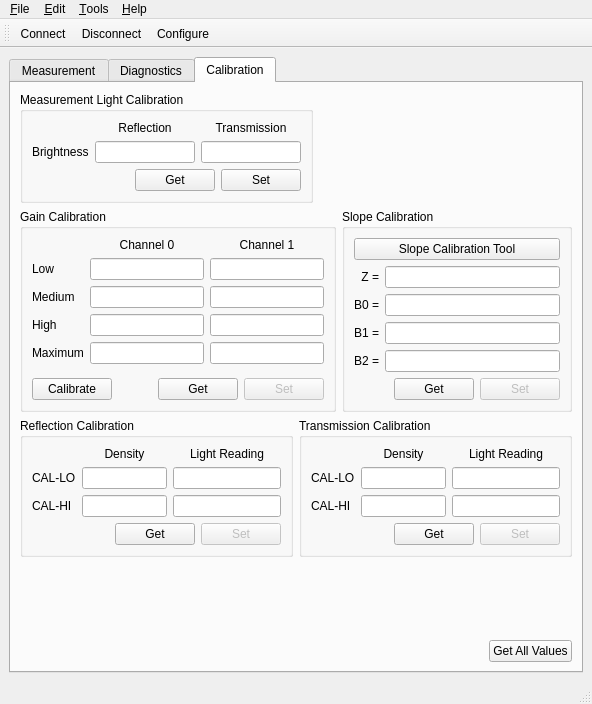
Old version of the form software/desktop/src/mainwindow.ui in the repository dektronics/printalyzer-uvdensitometer.
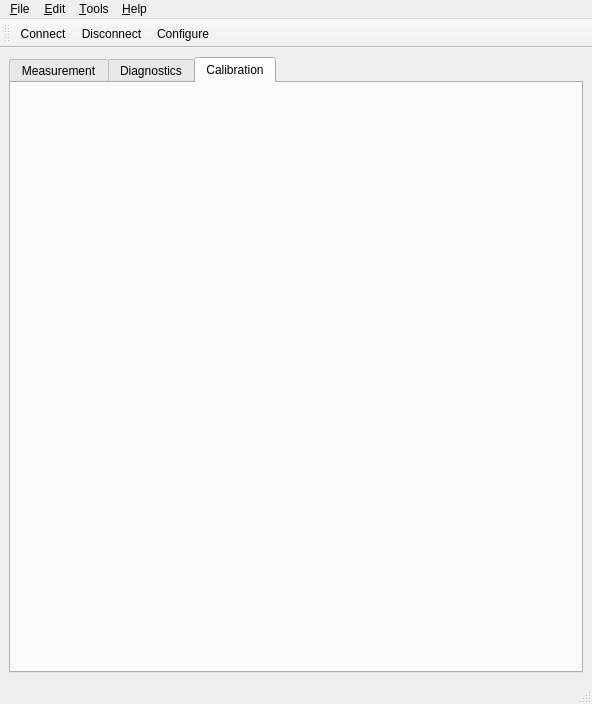
New version of the form. The open tabs and pages were chosen to show the change. Icons and pictures are not drawn.

Commit message: Moved calibration tab into separate class

```diff
--- a/software/desktop/src/mainwindow.ui
+++ b/software/desktop/src/mainwindow.ui
@@ -309,699 +309,9 @@
        <attribute name="title">
         <string>Calibration</string>
        </attribute>
-       <layout class="QVBoxLayout" name="verticalLayout_10" stretch="0,0,0,1,0">
-        <item>
-         <layout class="QHBoxLayout" name="horizontalLayout_13">
-          <item>
-           <widget class="QGroupBox" name="lightGroupBox">
-            <property name="sizePolicy">
-             <sizepolicy hsizetype="Minimum" vsizetype="Minimum">
-              <horstretch>0</horstretch>
-              <verstretch>0</verstretch>
-             </sizepolicy>
-            </property>
-            <property name="title">
-             <string>Measurement Light Calibration</string>
-            </property>
-            <layout class="QVBoxLayout" name="verticalLayout_14">
-             <item>
-              <layout class="QGridLayout" name="gridLayout" columnstretch="0,1,1">
-               <item row="1" column="2">
-                <widget class="QLabel" name="tranLightLabel">
-                 <property name="text">
-                  <string>Transmission</string>
-                 </property>
-                 <property name="alignment">
-                  <set>Qt::AlignCenter</set>
-                 </property>
-                </widget>
-               </item>
-               <item row="2" column="0">
-                <widget class="QLabel" name="brightnessLabel">
-                 <property name="text">
-                  <string>Brightness</string>
-                 </property>
-                 <property name="alignment">
-                  <set>Qt::AlignLeading|Qt::AlignLeft|Qt::AlignVCenter</set>
-                 </property>
-                </widget>
-               </item>
-               <item row="1" column="1">
-                <widget class="QLabel" name="reflLightLabel">
-                 <property name="text">
-                  <string>Reflection</string>
-                 </property>
-                 <property name="alignment">
-                  <set>Qt::AlignCenter</set>
-                 </property>
-                </widget>
-               </item>
-               <item row="2" column="1">
-                <widget class="QLineEdit" name="reflLightLineEdit">
-                 <property name="sizePolicy">
-                  <sizepolicy hsizetype="Expanding" vsizetype="Fixed">
-                   <horstretch>0</horstretch>
-                   <verstretch>0</verstretch>
-                  </sizepolicy>
-                 </property>
-                 <property name="maximumSize">
-                  <size>
-                   <width>100</width>
-                   <height>16777215</height>
-                  </size>
-                 </property>
-                 <property name="maxLength">
-                  <number>3</number>
-                 </property>
-                 <property name="alignment">
-                  <set>Qt::AlignLeading|Qt::AlignLeft|Qt::AlignVCenter</set>
-                 </property>
-                </widget>
-               </item>
-               <item row="2" column="2">
-                <widget class="QLineEdit" name="tranLightLineEdit">
-                 <property name="sizePolicy">
-                  <sizepolicy hsizetype="Expanding" vsizetype="Fixed">
-                   <horstretch>0</horstretch>
-                   <verstretch>0</verstretch>
-                  </sizepolicy>
-                 </property>
-                 <property name="maximumSize">
-                  <size>
-                   <width>100</width>
-                   <height>16777215</height>
-                  </size>
-                 </property>
-                 <property name="maxLength">
-                  <number>3</number>
-                 </property>
-                 <property name="alignment">
-                  <set>Qt::AlignLeading|Qt::AlignLeft|Qt::AlignVCenter</set>
-                 </property>
-                </widget>
-               </item>
-              </layout>
-             </item>
-             <item>
-              <layout class="QHBoxLayout" name="horizontalLayout_14">
-               <item>
-                <spacer name="horizontalSpacer_8">
-                 <property name="orientation">
-                  <enum>Qt::Horizontal</enum>
-                 </property>
-                 <property name="sizeHint" stdset="0">
-                  <size>
-                   <width>40</width>
-                   <height>20</height>
-                  </size>
-                 </property>
-                </spacer>
-               </item>
-               <item>
-                <widget class="QPushButton" name="lightGetPushButton">
-                 <property name="text">
-                  <string>Get</string>
-                 </property>
-                </widget>
-               </item>
-               <item>
-                <widget class="QPushButton" name="lightSetPushButton">
-                 <property name="text">
-                  <string>Set</string>
-                 </property>
-                </widget>
-               </item>
-              </layout>
-             </item>
-            </layout>
-           </widget>
-          </item>
-          <item>
-           <spacer name="horizontalSpacer_6">
-            <property name="orientation">
-             <enum>Qt::Horizontal</enum>
-            </property>
-            <property name="sizeHint" stdset="0">
-             <size>
-              <width>40</width>
-              <height>20</height>
-             </size>
-            </property>
-           </spacer>
-          </item>
-         </layout>
-        </item>
-        <item>
-         <layout class="QHBoxLayout" name="horizontalLayout_6" stretch="0,0">
-          <property name="sizeConstraint">
-           <enum>QLayout::SetDefaultConstraint</enum>
-          </property>
-          <item>
-           <widget class="QGroupBox" name="gainGroupBox">
-            <property name="sizePolicy">
-             <sizepolicy hsizetype="Preferred" vsizetype="Minimum">
-              <horstretch>0</horstretch>
-              <verstretch>0</verstretch>
-             </sizepolicy>
-            </property>
-            <property name="title">
-             <string>Gain Calibration</string>
-            </property>
-            <layout class="QVBoxLayout" name="verticalLayout_7">
-             <item>
-              <layout class="QGridLayout" name="gridLayout_4">
-               <item row="1" column="1">
-                <widget class="QLineEdit" name="low0LineEdit">
-                 <property name="readOnly">
-                  <bool>true</bool>
-                 </property>
-                </widget>
-               </item>
-               <item row="4" column="1">
-                <widget class="QLineEdit" name="max0LineEdit">
-                 <property name="text">
-                  <string/>
-                 </property>
-                </widget>
-               </item>
-               <item row="4" column="2">
-                <widget class="QLineEdit" name="max1LineEdit">
-                 <property name="text">
-                  <string/>
-                 </property>
-                </widget>
-               </item>
-               <item row="2" column="1">
-                <widget class="QLineEdit" name="med0LineEdit"/>
-               </item>
-               <item row="3" column="2">
-                <widget class="QLineEdit" name="high1LineEdit"/>
-               </item>
-               <item row="2" column="0">
-                <widget class="QLabel" name="medGainLabel">
-                 <property name="text">
-                  <string>Medium</string>
-                 </property>
-                </widget>
-               </item>
-               <item row="3" column="0">
-                <widget class="QLabel" name="highGainLabel">
-                 <property name="text">
-                  <string>High</string>
-                 </property>
-                </widget>
-               </item>
-               <item row="1" column="0">
-                <widget class="QLabel" name="lowGainLabel">
-                 <property name="text">
-                  <string>Low</string>
-                 </property>
-                </widget>
-               </item>
-               <item row="1" column="2">
-                <widget class="QLineEdit" name="low1LineEdit">
-                 <property name="readOnly">
-                  <bool>true</bool>
-                 </property>
-                </widget>
-               </item>
-               <item row="4" column="0">
-                <widget class="QLabel" name="maxGainLabel">
-                 <property name="text">
-                  <string>Maximum</string>
-                 </property>
-                </widget>
-               </item>
-               <item row="3" column="1">
-                <widget class="QLineEdit" name="high0LineEdit"/>
-               </item>
-               <item row="2" column="2">
-                <widget class="QLineEdit" name="med1LineEdit"/>
-               </item>
-               <item row="0" column="1">
-                <widget class="QLabel" name="ch0Label">
-                 <property name="text">
-                  <string>Channel 0</string>
-                 </property>
-                 <property name="alignment">
-                  <set>Qt::AlignCenter</set>
-                 </property>
-                </widget>
-               </item>
-               <item row="0" column="2">
-                <widget class="QLabel" name="ch1Label">
-                 <property name="text">
-                  <string>Channel 1</string>
-                 </property>
-                 <property name="alignment">
-                  <set>Qt::AlignCenter</set>
-                 </property>
-                </widget>
-               </item>
-              </layout>
-             </item>
-             <item>
-              <spacer name="verticalSpacer_7">
-               <property name="orientation">
-                <enum>Qt::Vertical</enum>
-               </property>
-               <property name="sizeType">
-                <enum>QSizePolicy::Expanding</enum>
-               </property>
-               <property name="sizeHint" stdset="0">
-                <size>
-                 <width>20</width>
-                 <height>0</height>
-                </size>
-               </property>
-              </spacer>
-             </item>
-             <item>
-              <layout class="QHBoxLayout" name="horizontalLayout_4">
-               <item>
-                <widget class="QPushButton" name="gainCalPushButton">
-                 <property name="text">
-                  <string>Calibrate</string>
-                 </property>
-                </widget>
-               </item>
-               <item>
-                <spacer name="horizontalSpacer_3">
-                 <property name="orientation">
-                  <enum>Qt::Horizontal</enum>
-                 </property>
-                 <property name="sizeHint" stdset="0">
-                  <size>
-                   <width>40</width>
-                   <height>20</height>
-                  </size>
-                 </property>
-                </spacer>
-               </item>
-               <item>
-                <widget class="QPushButton" name="gainGetPushButton">
-                 <property name="text">
-                  <string>Get</string>
-                 </property>
-                </widget>
-               </item>
-               <item>
-                <widget class="QPushButton" name="gainSetPushButton">
-                 <property name="enabled">
-                  <bool>false</bool>
-                 </property>
-                 <property name="text">
-                  <string>Set</string>
-                 </property>
-                </widget>
-               </item>
-              </layout>
-             </item>
-            </layout>
-           </widget>
-          </item>
-          <item>
-           <widget class="QGroupBox" name="slopeGroupBox">
-            <property name="sizePolicy">
-             <sizepolicy hsizetype="Preferred" vsizetype="Minimum">
-              <horstretch>0</horstretch>
-              <verstretch>0</verstretch>
-             </sizepolicy>
-            </property>
-            <property name="title">
-             <string>Slope Calibration</string>
-            </property>
-            <layout class="QVBoxLayout" name="verticalLayout_8">
-             <item>
-              <widget class="QPushButton" name="slopeCalPushButton">
-               <property name="text">
-                <string>Slope Calibration Tool</string>
-               </property>
-              </widget>
-             </item>
-             <item>
-              <layout class="QFormLayout" name="formLayout">
-               <property name="labelAlignment">
-                <set>Qt::AlignRight|Qt::AlignTrailing|Qt::AlignVCenter</set>
-               </property>
-               <item row="2" column="0">
-                <widget class="QLabel" name="b0Label">
-                 <property name="text">
-                  <string>B0 =</string>
-                 </property>
-                 <property name="alignment">
-                  <set>Qt::AlignRight|Qt::AlignTrailing|Qt::AlignVCenter</set>
-                 </property>
-                </widget>
-               </item>
-               <item row="2" column="1">
-                <widget class="QLineEdit" name="b0LineEdit">
-                 <property name="readOnly">
-                  <bool>false</bool>
-                 </property>
-                </widget>
-               </item>
-               <item row="3" column="0">
-                <widget class="QLabel" name="b1Label">
-                 <property name="text">
-                  <string>B1 =</string>
-                 </property>
-                 <property name="alignment">
-                  <set>Qt::AlignRight|Qt::AlignTrailing|Qt::AlignVCenter</set>
-                 </property>
-                </widget>
-               </item>
-               <item row="4" column="0">
-                <widget class="QLabel" name="b2Label">
-                 <property name="text">
-                  <string>B2 =</string>
-                 </property>
-                 <property name="alignment">
-                  <set>Qt::AlignRight|Qt::AlignTrailing|Qt::AlignVCenter</set>
-                 </property>
-                </widget>
-               </item>
-               <item row="3" column="1">
-                <widget class="QLineEdit" name="b1LineEdit">
-                 <property name="readOnly">
-                  <bool>false</bool>
-                 </property>
-                </widget>
-               </item>
-               <item row="4" column="1">
-                <widget class="QLineEdit" name="b2LineEdit">
-                 <property name="readOnly">
-                  <bool>false</bool>
-                 </property>
-                </widget>
-               </item>
-               <item row="1" column="0">
-                <widget class="QLabel" name="zLabel">
-                 <property name="text">
-                  <string notr="true">Z =</string>
-                 </property>
-                 <property name="alignment">
-                  <set>Qt::AlignRight|Qt::AlignTrailing|Qt::AlignVCenter</set>
-                 </property>
-                </widget>
-               </item>
-               <item row="1" column="1">
-                <widget class="QLineEdit" name="zLineEdit"/>
-               </item>
-              </layout>
-             </item>
-             <item>
-              <spacer name="verticalSpacer">
-               <property name="orientation">
-                <enum>Qt::Vertical</enum>
-               </property>
-               <property name="sizeHint" stdset="0">
-                <size>
-                 <width>20</width>
-                 <height>0</height>
-                </size>
-               </property>
-              </spacer>
-             </item>
-             <item>
-              <layout class="QHBoxLayout" name="horizontalLayout_5">
-               <item>
-                <spacer name="horizontalSpacer_4">
-                 <property name="orientation">
-                  <enum>Qt::Horizontal</enum>
-                 </property>
-                 <property name="sizeHint" stdset="0">
-                  <size>
-                   <width>40</width>
-                   <height>20</height>
-                  </size>
-                 </property>
-                </spacer>
-               </item>
-               <item>
-                <widget class="QPushButton" name="slopeGetPushButton">
-                 <property name="text">
-                  <string>Get</string>
-                 </property>
-                </widget>
-               </item>
-               <item>
-                <widget class="QPushButton" name="slopeSetPushButton">
-                 <property name="enabled">
-                  <bool>false</bool>
-                 </property>
-                 <property name="text">
-                  <string>Set</string>
-                 </property>
-                </widget>
-               </item>
-              </layout>
-             </item>
-            </layout>
-           </widget>
-          </item>
-         </layout>
-        </item>
-        <item>
-         <layout class="QHBoxLayout" name="horizontalLayout_7">
-          <item>
-           <widget class="QGroupBox" name="reflGroupBox">
-            <property name="title">
-             <string>Reflection Calibration</string>
-            </property>
-            <layout class="QVBoxLayout" name="verticalLayout_5">
-             <item>
-              <layout class="QGridLayout" name="gridLayout_2" columnstretch="0,1,0">
-               <item row="1" column="2">
-                <widget class="QLineEdit" name="reflLoReadingLineEdit"/>
-               </item>
-               <item row="2" column="2">
-                <widget class="QLineEdit" name="reflHiReadingLineEdit"/>
-               </item>
-               <item row="1" column="0">
-                <widget class="QLabel" name="reflLoLabel">
-                 <property name="text">
-                  <string>CAL-LO</string>
-                 </property>
-                </widget>
-               </item>
-               <item row="2" column="1">
-                <widget class="QLineEdit" name="reflHiDensityLineEdit"/>
-               </item>
-               <item row="2" column="0">
-                <widget class="QLabel" name="reflHiLabel">
-                 <property name="text">
-                  <string>CAL-HI</string>
-                 </property>
-                </widget>
-               </item>
-               <item row="1" column="1">
-                <widget class="QLineEdit" name="reflLoDensityLineEdit">
-                 <property name="text">
-                  <string/>
-                 </property>
-                </widget>
-               </item>
-               <item row="0" column="1">
-                <widget class="QLabel" name="reflDensityLabel">
-                 <property name="text">
-                  <string>Density</string>
-                 </property>
-                 <property name="alignment">
-                  <set>Qt::AlignCenter</set>
-                 </property>
-                </widget>
-               </item>
-               <item row="0" column="2">
-                <widget class="QLabel" name="reflReadingLabel">
-                 <property name="text">
-                  <string>Light Reading</string>
-                 </property>
-                 <property name="alignment">
-                  <set>Qt::AlignCenter</set>
-                 </property>
-                </widget>
-               </item>
-              </layout>
-             </item>
-             <item>
-              <layout class="QHBoxLayout" name="horizontalLayout_2">
-               <item>
-                <spacer name="horizontalSpacer">
-                 <property name="orientation">
-                  <enum>Qt::Horizontal</enum>
-                 </property>
-                 <property name="sizeHint" stdset="0">
-                  <size>
-                   <width>40</width>
-                   <height>20</height>
-                  </size>
-                 </property>
-                </spacer>
-               </item>
-               <item>
-                <widget class="QPushButton" name="reflGetPushButton">
-                 <property name="text">
-                  <string>Get</string>
-                 </property>
-                </widget>
-               </item>
-               <item>
-                <widget class="QPushButton" name="reflSetPushButton">
-                 <property name="enabled">
-                  <bool>false</bool>
-                 </property>
-                 <property name="text">
-                  <string>Set</string>
-                 </property>
-                </widget>
-               </item>
-              </layout>
-             </item>
-            </layout>
-           </widget>
-          </item>
-          <item>
-           <widget class="QGroupBox" name="tranGroupBox">
-            <property name="title">
-             <string>Transmission Calibration</string>
-            </property>
-            <layout class="QVBoxLayout" name="verticalLayout_6">
-             <item>
-              <layout class="QGridLayout" name="gridLayout_3" columnstretch="0,1,0">
-               <item row="1" column="2">
-                <widget class="QLineEdit" name="tranLoReadingLineEdit"/>
-               </item>
-               <item row="2" column="2">
-                <widget class="QLineEdit" name="tranHiReadingLineEdit"/>
-               </item>
-               <item row="1" column="0">
-                <widget class="QLabel" name="tranLoLabel">
-                 <property name="text">
-                  <string>CAL-LO</string>
-                 </property>
-                </widget>
-               </item>
-               <item row="2" column="1">
-                <widget class="QLineEdit" name="tranHiDensityLineEdit"/>
-               </item>
-               <item row="2" column="0">
-                <widget class="QLabel" name="tranHiLabel">
-                 <property name="text">
-                  <string>CAL-HI</string>
-                 </property>
-                </widget>
-               </item>
-               <item row="1" column="1">
-                <widget class="QLineEdit" name="tranLoDensityLineEdit">
-                 <property name="text">
-                  <string/>
-                 </property>
-                 <property name="readOnly">
-                  <bool>true</bool>
-                 </property>
-                </widget>
-               </item>
-               <item row="0" column="1">
-                <widget class="QLabel" name="tranDensityLabel">
-                 <property name="text">
-                  <string>Density</string>
-                 </property>
-                 <property name="alignment">
-                  <set>Qt::AlignCenter</set>
-                 </property>
-                </widget>
-               </item>
-               <item row="0" column="2">
-                <widget class="QLabel" name="tranReadingLabel">
-                 <property name="text">
-                  <string>Light Reading</string>
-                 </property>
-                 <property name="alignment">
-                  <set>Qt::AlignCenter</set>
-                 </property>
-                </widget>
-               </item>
-              </layout>
-             </item>
-             <item>
-              <layout class="QHBoxLayout" name="horizontalLayout_3">
-               <item>
-                <spacer name="horizontalSpacer_2">
-                 <property name="orientation">
-                  <enum>Qt::Horizontal</enum>
-                 </property>
-                 <property name="sizeHint" stdset="0">
-                  <size>
-                   <width>40</width>
-                   <height>20</height>
-                  </size>
-                 </property>
-                </spacer>
-               </item>
-               <item>
-                <widget class="QPushButton" name="tranGetPushButton">
-                 <property name="text">
-                  <string>Get</string>
-                 </property>
-                </widget>
-               </item>
-               <item>
-                <widget class="QPushButton" name="tranSetPushButton">
-                 <property name="enabled">
-                  <bool>false</bool>
-                 </property>
-                 <property name="text">
-                  <string>Set</string>
-                 </property>
-                </widget>
-               </item>
-              </layout>
-             </item>
-            </layout>
-           </widget>
-          </item>
-         </layout>
-        </item>
-        <item>
-         <spacer name="verticalSpacer_6">
-          <property name="orientation">
-           <enum>Qt::Vertical</enum>
-          </property>
-          <property name="sizeHint" stdset="0">
-           <size>
-            <width>20</width>
-            <height>0</height>
-           </size>
-          </property>
-         </spacer>
-        </item>
-        <item>
-         <layout class="QHBoxLayout" name="horizontalLayout_8">
-          <item>
-           <spacer name="horizontalSpacer_5">
-            <property name="orientation">
-             <enum>Qt::Horizontal</enum>
-            </property>
-            <property name="sizeType">
-             <enum>QSizePolicy::Expanding</enum>
-            </property>
-            <property name="sizeHint" stdset="0">
-             <size>
-              <width>40</width>
-              <height>20</height>
-             </size>
-            </property>
-           </spacer>
-          </item>
-          <item>
-           <widget class="QPushButton" name="calGetAllPushButton">
-            <property name="text">
-             <string>Get All Values</string>
-            </property>
-           </widget>
-          </item>
-         </layout>
+       <layout class="QGridLayout" name="tabCalibrationLayout">
+        <item row="0" column="0">
+         <widget class="QWidget" name="tabCalibrationWidget" native="true"/>
         </item>
        </layout>
       </widget>
```
Left out of the diff: 29 changed lines with no effect on the pictures. The commit also changes 7 other files.
